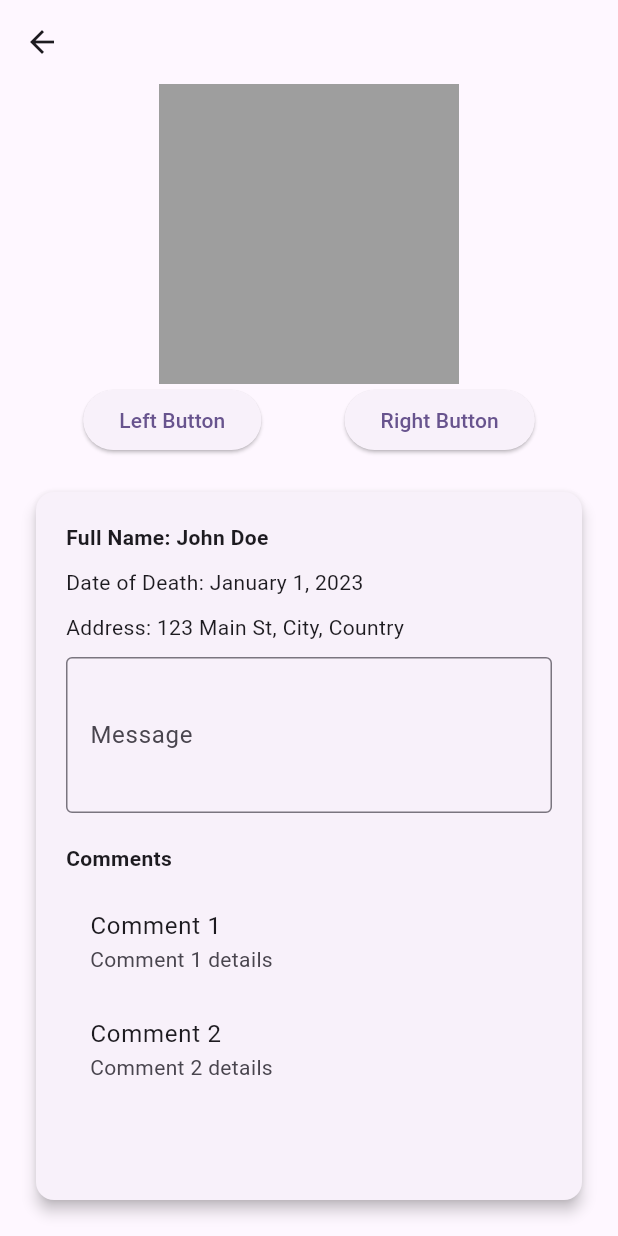
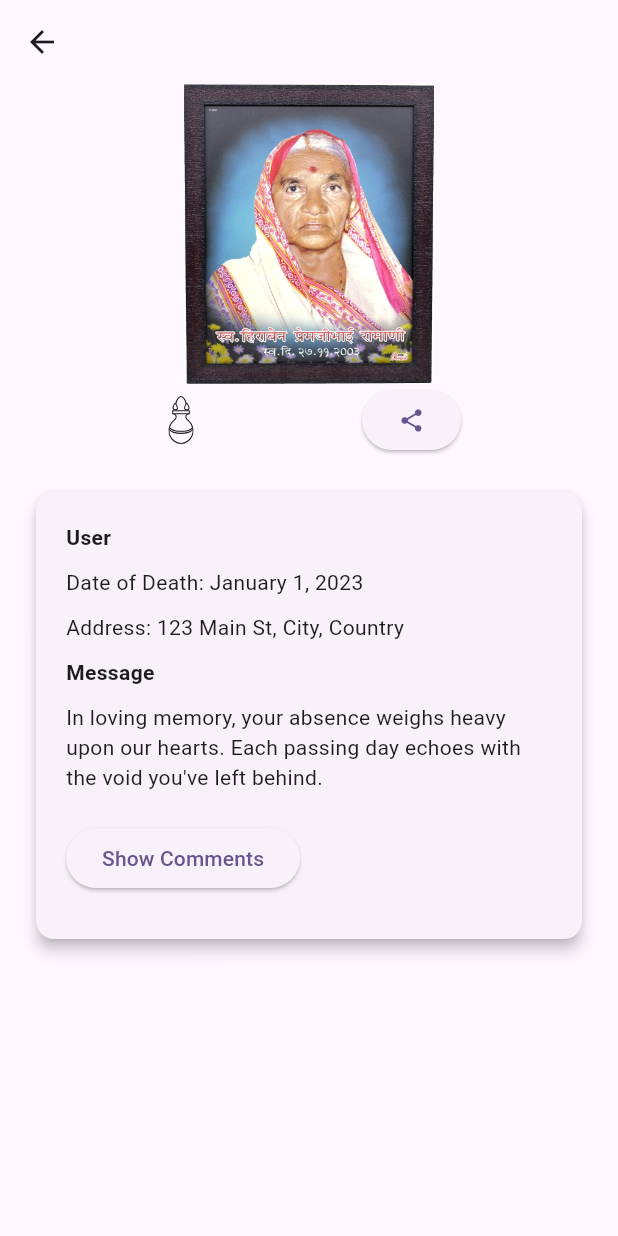
Before and after one commit to devendra-alt/social-content-manager, a Flutter app: the Template screen opened directly, on a phone screen of 412 x 824 dp. Run offline on Flutter 3.47's test engine with Material 3 defaults, Android fonts, the phone set to English and light mode, and no system bars; our stand-ins replace file_picker, flutter_riverpod, flutter_secure_storage, flutter_svg, graphql_flutter, permission_handler and 1 more; missing offline and left inert: agora_rtc_engine; accounts and stored records are empty.

Commit message:
Add asset, and enabled scroll on vertical

```diff
--- a/lib/home/template.dart
+++ b/lib/home/template.dart
@@ -1,13 +1,34 @@
 import 'package:flutter/material.dart';
+import 'package:flutter_svg/flutter_svg.dart';
+import 'package:share/share.dart';
 
 class Template extends StatefulWidget {
-  const Template({super.key});
+  const Template({Key? key}) : super(key: key);
 
   @override
   State<Template> createState() => _TemplateState();
 }
 
 class _TemplateState extends State<Template> {
+  bool showComments = false;
+
+  late String name;
+  late String dateOfDeath;
+  late String address;
+  late String message;
+  late String imagePath;
+
+  @override
+  void initState() {
+    super.initState();
+    name = 'John Doe';
+    dateOfDeath = 'January 1, 2023';
+    address = '123 Main St, City, Country';
+    message =
+        'In loving memory, your absence weighs heavy upon our hearts. Each passing day echoes with the void you\'ve left behind.';
+    imagePath = 'assets/db1.jpg'; // Replace with your image asset path
+  }
+
   @override
   Widget build(BuildContext context) {
     return Scaffold(
@@ -18,31 +39,40 @@ class _TemplateState extends State<Template> {
           SizedBox(
             height: 200, // Adjust height as needed
             child: Center(
-              child: Container(
-                width: 200, // Assuming square frame
-                height: 200, // Assuming square frame
-                color: Colors.grey, // Replace with your image
+              child: Image.asset(
+                'assets/db1.jpg', // Replace with your image asset path
+                width: 200, // Set your desired width
+                height: 200, // Set your desired height
               ),
             ),
           ),
           Row(
             mainAxisAlignment: MainAxisAlignment.spaceEvenly,
             children: [
-              ElevatedButton(
-                onPressed: () {
+              GestureDetector(
+                onTap: () {
                   // Add functionality for left button
                 },
-                child: Text('Left Button'),
+                child: SvgPicture.asset(
+                  'assets/kalash.svg', // Replace with your left arrow icon asset path
+                  width: 32, // Set your desired width
+                  height: 32, // Set your desired height
+                ),
               ),
               ElevatedButton(
                 onPressed: () {
-                  // Add functionality for right button
+                  String text = 'Name: $name\n'
+                      'Date of Death: $dateOfDeath\n'
+                      'Address: $address\n'
+                      'Message: $message';
+                  Share.shareFiles([imagePath], text: text);
                 },
-                child: Text('Right Button'),
+                child: Icon(Icons.share), // Right button as a share icon
               ),
             ],
           ),
           Expanded(
+            child: SingleChildScrollView(
               child: Padding(
                 padding: const EdgeInsets.all(20.0),
                 child: Card(
@@ -53,7 +83,7 @@ class _TemplateState extends State<Template> {
                       crossAxisAlignment: CrossAxisAlignment.start,
                       children: [
                         Text(
-                        'Full Name: John Doe',
+                          'User',
                           style: TextStyle(fontWeight: FontWeight.bold),
                         ),
                         SizedBox(height: 10),
@@ -61,38 +91,41 @@ class _TemplateState extends State<Template> {
                         SizedBox(height: 10),
                         Text('Address: 123 Main St, City, Country'),
                         SizedBox(height: 10),
-                      TextFormField(
-                        decoration: InputDecoration(
-                          labelText: 'Message',
-                          border: OutlineInputBorder(),
-                        ),
-                        maxLines: 3,
-                        // Add functionality to handle the message
-                      ),
-                      SizedBox(height: 20),
                         Text(
-                        'Comments',
+                          'Message',
                           style: TextStyle(fontWeight: FontWeight.bold),
                         ),
                         SizedBox(height: 10),
-                      Expanded(
-                        child: ListView(
-                          children: const [
-                            // Comment list items will go here
-                            ListTile(
-                              title: Text('Comment 1'),
-                              subtitle: Text('Comment 1 details'),
+                        Text(
+                          'In loving memory, your absence weighs heavy upon our hearts. Each passing day echoes with the void you\'ve left behind.',
+                        ),
+                        SizedBox(height: 20),
+                        ElevatedButton(
+                          onPressed: () {
+                            setState(() {
+                              showComments = !showComments;
+                            });
+                          },
+                          child: Text(
+                            showComments ? 'Hide Comments' : 'Show Comments',
+                          ),
+                        ),
+                        SizedBox(height: 10),
+                        if (showComments)
+                          ListView.builder(
+                            shrinkWrap: true,
+                            physics: NeverScrollableScrollPhysics(),
+                            itemCount: 10, // Assuming at least 10 comments
+                            itemBuilder: (context, index) {
+                              return ListTile(
+                                title: Text('Comment ${index + 1}'),
+                                subtitle: Text('Comment ${index + 1} details'),
                                 // Add functionality for likes and replies
-                            ),
-                            ListTile(
-                              title: Text('Comment 2'),
-                              subtitle: Text('Comment 2 details'),
-                              // Add functionality for likes and replies
+                              );
+                            },
                           ),
                       ],
                     ),
-                      ),
-                    ],
                   ),
                 ),
               ),
```
Lines whose indentation alone changed are shown as unchanged.
